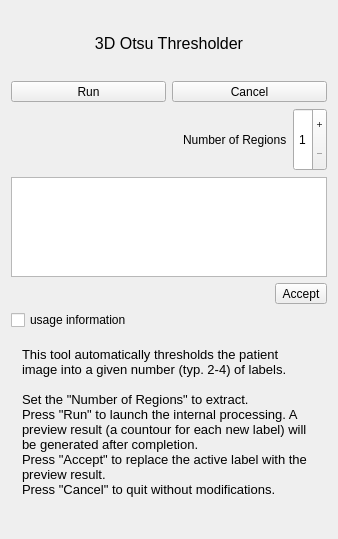
Above: Modules/SegmentationUI/Qmitk/QmitkOtsuTool3DGUIControls.ui from MITK/MITK before the change. Below: the same form after it.
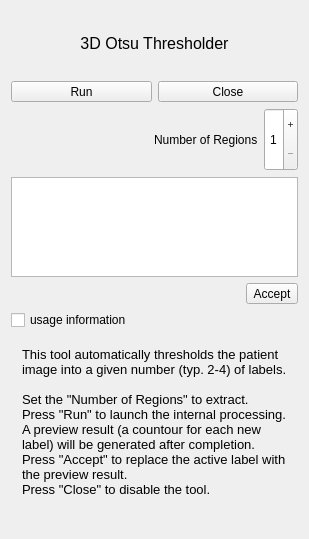
That is the form after the change. Icons and pictures are not drawn.

Commit message: enabled the otsu tool for automatic multiple thresholding

Patch:
```diff
--- a/Modules/SegmentationUI/Qmitk/QmitkOtsuTool3DGUIControls.ui
+++ b/Modules/SegmentationUI/Qmitk/QmitkOtsuTool3DGUIControls.ui
@@ -6,7 +6,7 @@
    <rect>
     <x>0</x>
     <y>0</y>
-    <width>338</width>
+    <width>309</width>
     <height>539</height>
    </rect>
   </property>
@@ -102,7 +102,7 @@
         <string>Quit without doing any modification</string>
        </property>
        <property name="text">
-        <string>Cancel</string>
+        <string>Close</string>
        </property>
        <property name="icon">
         <iconset resource="../resources/SegmentationUI.qrc">
@@ -308,7 +308,7 @@
 &lt;p style=&quot; margin-top:0px; margin-bottom:0px; margin-left:0px; margin-right:0px; -qt-block-indent:0; text-indent:0px;&quot;&gt;&lt;span style=&quot; font-family:'Sans'; font-size:10pt;&quot;&gt;Set the &amp;quot;Number of Regions&amp;quot; to extract.&lt;/span&gt;&lt;/p&gt;
 &lt;p style=&quot; margin-top:0px; margin-bottom:0px; margin-left:0px; margin-right:0px; -qt-block-indent:0; text-indent:0px;&quot;&gt;&lt;span style=&quot; font-family:'Sans'; font-size:10pt;&quot;&gt;Press &amp;quot;Run&amp;quot; to launch the internal processing. A preview result (a countour for each new label) will be generated after completion.&lt;/span&gt;&lt;/p&gt;
 &lt;p style=&quot; margin-top:0px; margin-bottom:0px; margin-left:0px; margin-right:0px; -qt-block-indent:0; text-indent:0px;&quot;&gt;&lt;span style=&quot; font-family:'Sans'; font-size:10pt;&quot;&gt;Press &amp;quot;Accept&amp;quot; to replace the active label with the preview result.&lt;/span&gt;&lt;/p&gt;
-&lt;p style=&quot; margin-top:0px; margin-bottom:0px; margin-left:0px; margin-right:0px; -qt-block-indent:0; text-indent:0px;&quot;&gt;&lt;span style=&quot; font-family:'Sans'; font-size:10pt;&quot;&gt;Press &amp;quot;Cancel&amp;quot; to quit without modifications.&lt;/span&gt;&lt;/p&gt;
+&lt;p style=&quot; margin-top:0px; margin-bottom:0px; margin-left:0px; margin-right:0px; -qt-block-indent:0; text-indent:0px;&quot;&gt;&lt;span style=&quot; font-family:'Sans'; font-size:10pt;&quot;&gt;Press &amp;quot;Close&amp;quot; to disable the tool.&lt;/span&gt;&lt;/p&gt;
 &lt;p style=&quot;-qt-paragraph-type:empty; margin-top:0px; margin-bottom:0px; margin-left:0px; margin-right:0px; -qt-block-indent:0; text-indent:0px; font-family:'Sans'; font-size:10pt;&quot;&gt;&lt;br /&gt;&lt;/p&gt;&lt;/body&gt;&lt;/html&gt;</string>
         </property>
         <property name="alignment">
```
The commit also changes 21 other files.
